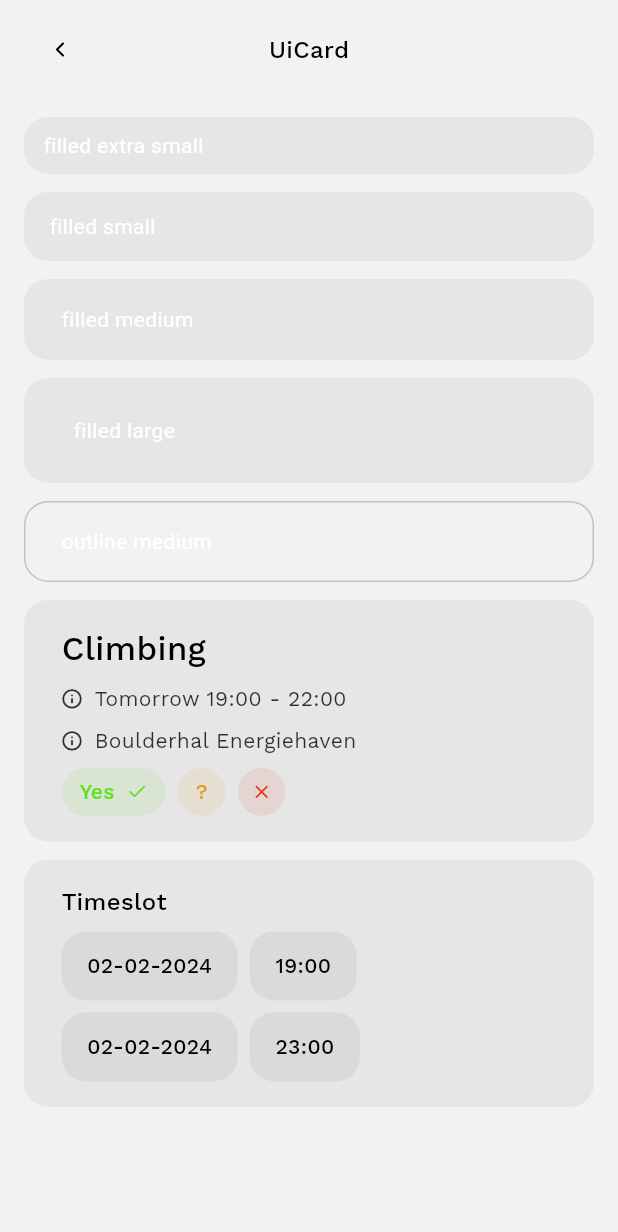
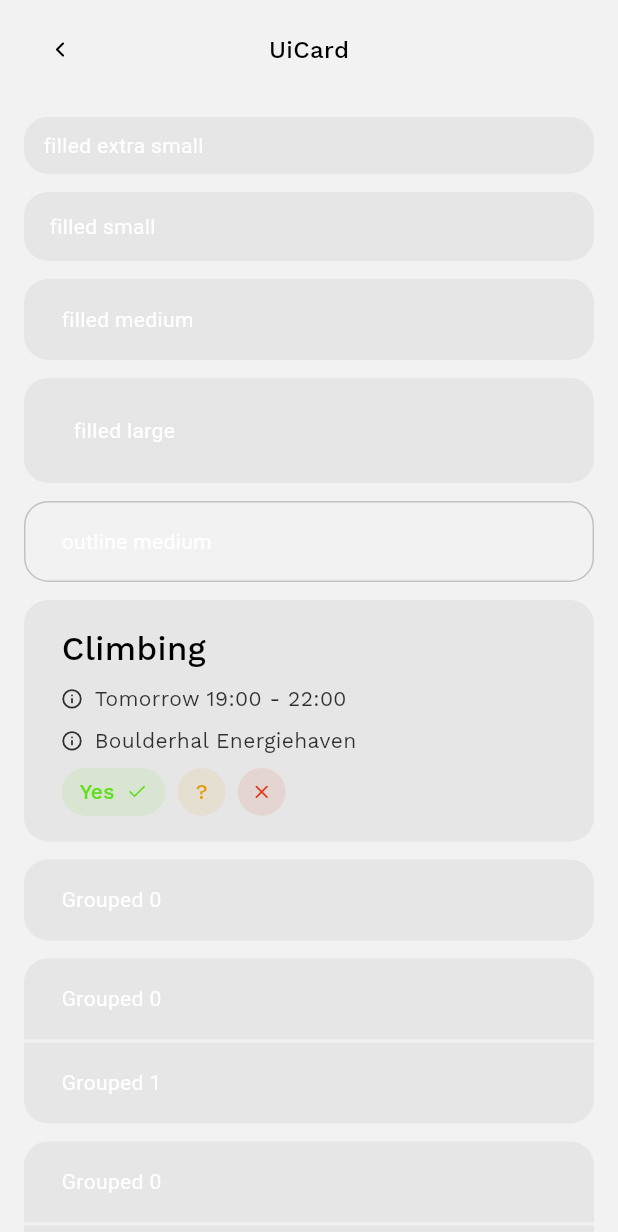
Before and after one commit to bradleyoosterveen/flutter-packages, a Flutter app: the CardScreen screen opened directly, on a phone screen of 412 x 824 dp. Shown: the top 1232 px of the screen. Run offline on Flutter 3.47's test engine with Material 3 defaults, Android fonts, the phone set to English and light mode, and no system bars; our stand-ins replace flutter_animate, flutter_svg.

Commit message:
Add simple grouping of FlintUiCard

```diff
--- a/packages/flint_ui/example/lib/screens/examples/card_screen.dart
+++ b/packages/flint_ui/example/lib/screens/examples/card_screen.dart
@@ -128,55 +128,21 @@ class CardScreen extends StatelessWidget {
             ],
           ),
         ),
-        FlintUiCard(
-          style: (_) => context.themeData.cardStyles.filled,
-          child: FlintUiFlex.column(
-            crossAxisAlignment: .start,
-            divider: FlintUiGap.column(context.themeData.spacing.xs),
-            children: [
-              FlintUiText(
-                'Timeslot',
-                style: (_) => context.themeData.textStyles.titleMedium,
+        FlintUiFlex.column(
+          divider: FlintUiGap.column(context.themeData.spacing.sm),
+          crossAxisAlignment: .stretch,
+          children: List.generate(
+            3,
+            (index) => FlintUiCardGroup(
+              cards: List.generate(
+                index + 1,
+                (index) => FlintUiCard(
+                  style: (_) => context.themeData.cardStyles.filled,
+                  size: .medium,
+                  child: Text('Grouped $index'),
+                ),
               ),
-              FlintUiFlex.row(
-                divider: FlintUiGap.row(context.themeData.spacing.xs),
-                children: [
-                  FlintUiCard(
-                    size: .small,
-                    child: FlintUiText(
-                      '02-02-2024',
-                      style: (_) => context.themeData.textStyles.labelLarge,
-                    ),
-                  ),
-                  FlintUiCard(
-                    size: .small,
-                    child: FlintUiText(
-                      '19:00',
-                      style: (_) => context.themeData.textStyles.labelLarge,
-                    ),
-                  ),
-                ],
-              ),
-              FlintUiFlex.row(
-                divider: FlintUiGap.row(context.themeData.spacing.xs),
-                children: [
-                  FlintUiCard(
-                    size: .small,
-                    child: FlintUiText(
-                      '02-02-2024',
-                      style: (_) => context.themeData.textStyles.labelLarge,
-                    ),
-                  ),
-                  FlintUiCard(
-                    size: .small,
-                    child: FlintUiText(
-                      '23:00',
-                      style: (_) => context.themeData.textStyles.labelLarge,
-                    ),
-                  ),
-                ],
-              ),
-            ],
+            ),
           ),
         ),
       ],
--- a/packages/flint_ui/lib/src/widgets/card/card.dart
+++ b/packages/flint_ui/lib/src/widgets/card/card.dart
@@ -3,8 +3,53 @@ import 'package:flutter/widgets.dart';
 
 part 'card.style.dart';
 
+class _FlintUiCardGroupItemData extends InheritedWidget {
+  const _FlintUiCardGroupItemData({
+    required super.child,
+    required this.isFirst,
+    required this.isLast,
+  });
+
+  final bool isFirst;
+  final bool isLast;
+
+  static _FlintUiCardGroupItemData? maybeOf(BuildContext context) =>
+      context.dependOnInheritedWidgetOfExactType<_FlintUiCardGroupItemData>();
+
+  @override
+  bool updateShouldNotify(_FlintUiCardGroupItemData old) => true;
+}
+
+class FlintUiCardGroup extends StatelessWidget {
+  static FlintUiCardStyle _defaultStyleBuilder(FlintUiCardStyle style) => style;
+
+  const FlintUiCardGroup({
+    required this.cards,
+    this.style = _defaultStyleBuilder,
+    super.key,
+  });
+
+  final List<FlintUiCard> cards;
+  final FlintUiCardStyle Function(FlintUiCardStyle style) style;
+
+  @override
+  Widget build(BuildContext context) => FlintUiFlex.column(
+    divider: FlintUiGap.column(context.themeData.spacing.xxxs),
+    crossAxisAlignment: .stretch,
+    children: List.generate(
+      cards.length,
+      (index) => _FlintUiCardGroupItemData(
+        isFirst: index == 0,
+        isLast: index + 1 == cards.length,
+        child: cards[index],
+      ),
+    ),
+  );
+}
+
 class FlintUiCard extends StatelessWidget {
   static FlintUiCardStyle _defaultStyleBuilder(FlintUiCardStyle style) => style;
+
   static VoidCallback _defaultOnPressed() => () {};
 
   const FlintUiCard({
@@ -42,6 +87,20 @@ class FlintUiCard extends StatelessWidget {
   @override
   Widget build(BuildContext context) {
     final resolvedStyle = style(DefaultFlintUiCardStyle.of(context));
+    final groupItemData = _FlintUiCardGroupItemData.maybeOf(context);
+
+    final defaultBorderRadius = BorderRadius.circular(resolvedStyle.borderRadius);
+
+    final BorderRadiusGeometry borderRadius = switch (groupItemData) {
+      _FlintUiCardGroupItemData data => switch (Never) {
+        _ when data.isFirst && data.isLast => defaultBorderRadius,
+        _ when !data.isLast && !data.isFirst => BorderRadiusGeometry.circular(0),
+        _ when data.isFirst => BorderRadiusGeometry.vertical(top: .circular(resolvedStyle.borderRadius)),
+        _ when data.isLast => BorderRadiusGeometry.vertical(bottom: .circular(resolvedStyle.borderRadius)),
+        _ => defaultBorderRadius,
+      },
+      _ => defaultBorderRadius,
+    };
 
     return GestureDetector(
       behavior: .translucent,
@@ -50,7 +109,7 @@ class FlintUiCard extends StatelessWidget {
         clipBehavior: .antiAlias,
         decoration: BoxDecoration(
           color: resolvedStyle.backgroundColor.color,
-          borderRadius: .circular(resolvedStyle.borderRadius),
+          borderRadius: borderRadius,
           border: .all(
             color: resolvedStyle.borderColor.color,
             width: 1,
```
